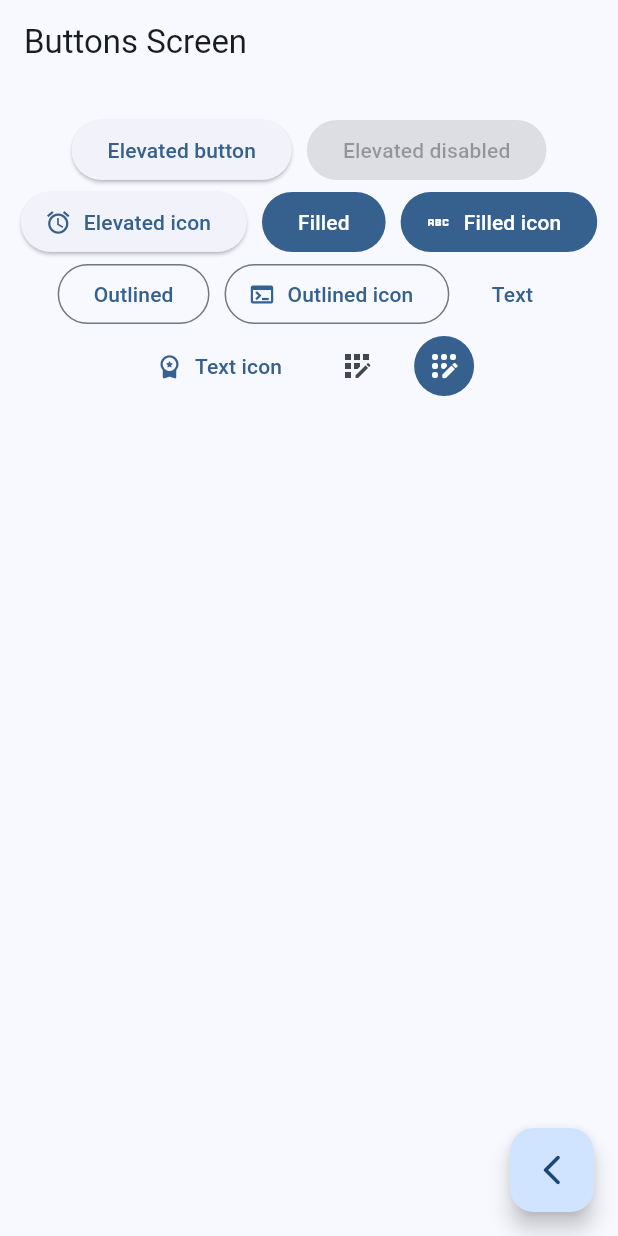
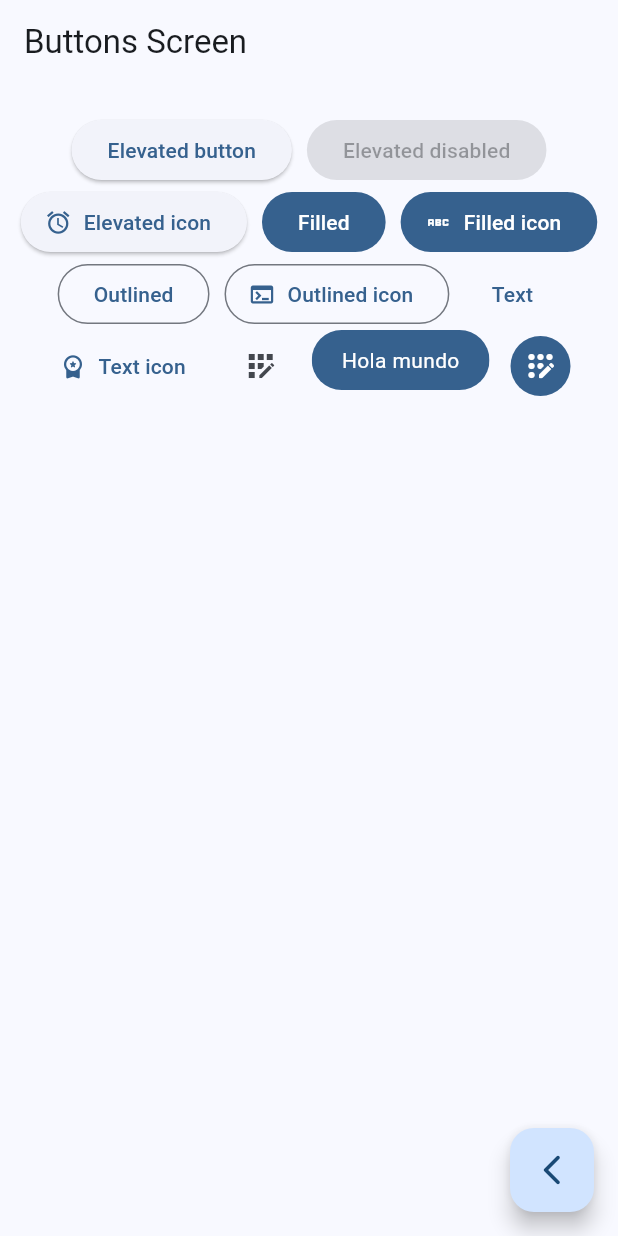
Before and after one commit to jermp96/widgets_app, a Flutter app: the ButtonsScreen screen opened by its route, on a phone screen of 412 x 824 dp. Run offline on Flutter 3.47's test engine with Material 3 defaults, Android fonts, the phone set to English and light mode, and no system bars; our stand-ins replace go_router.

Commit message:
feat: add custom button

```diff
--- a/lib/presentation/screens/buttons/buttons_screen.dart
+++ b/lib/presentation/screens/buttons/buttons_screen.dart
@@ -63,6 +63,7 @@ class _ButtonsView extends StatelessWidget {
               label: const Text('Text icon')
             ),
             IconButton(onPressed: () {}, icon: const Icon(Icons.app_registration)),
+            const CustomButton(),
             IconButton(
               onPressed: () {},
               icon: const Icon(Icons.app_registration_rounded),
@@ -77,3 +78,25 @@ class _ButtonsView extends StatelessWidget {
     );
   }
 }
+
+class CustomButton extends StatelessWidget {
+  const CustomButton({super.key});
+
+  @override
+  Widget build(BuildContext context) {
+    final colors = Theme.of(context).colorScheme;
+    return ClipRRect(
+      borderRadius: BorderRadius.circular(20),
+      child: Material(
+        color: colors.primary,
+        child: InkWell(
+          onTap: () {},
+          child: Padding(
+            padding: const EdgeInsets.symmetric(horizontal: 20, vertical: 10),
+            child: Text('Hola mundo', style: TextStyle(color: Colors.white),),
+          ),
+        ),
+      ),
+    );
+  }
+}
```
Also changed, not shown: pubspec.lock, 2 other files.
